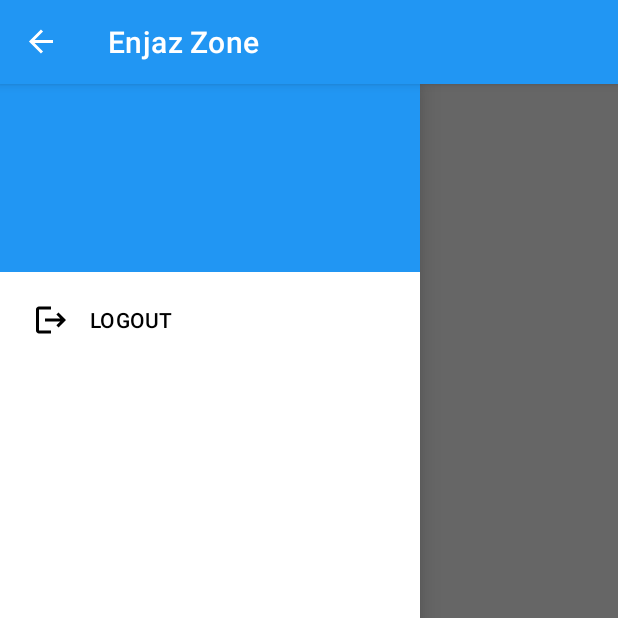
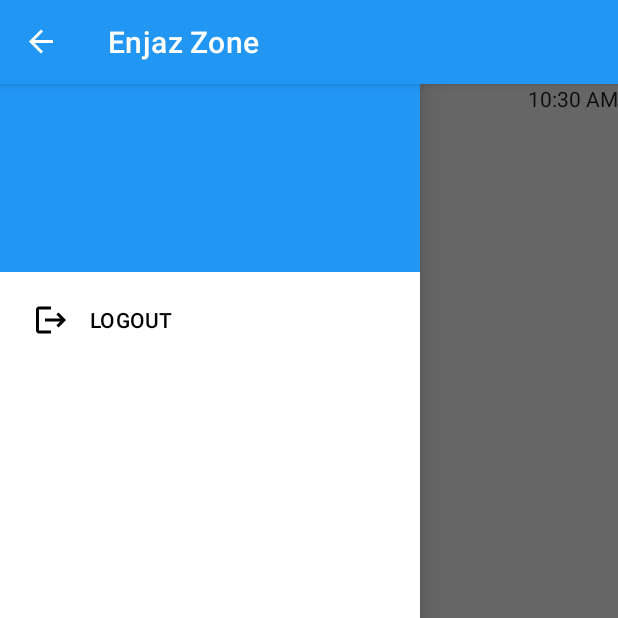
Before and after one commit to Tuwaiq-Jeddah-Kotlin-1/EnjazZoneApp, an Android app: the ToDoFragment screen opened through its navigation route, with the side drawer open, on a phone screen of 412 x 824 dp, the top half of it. Run offline under Robolectric (Android 15) with nearby library versions, the phone set to English and light mode, and no system bars; our stand-ins replace Firebase (no records; nobody signed in at launch, a user with empty details on screens opened directly), navigation-ui.

Commit message:
Third Commit: Adding two text views: one for date and another for the time

```diff
--- a/app/build.gradle
+++ b/app/build.gradle
@@ -14,7 +14,7 @@ android {
 
     defaultConfig {
         applicationId "com.tuwaiq.enjazzoneapp"
-        minSdk 23
+        minSdk 24
         targetSdk 31
         versionCode 1
         versionName "1.0"
--- a/app/src/main/java/com/tuwaiq/enjazzoneapp/ui/calendar_view/CalendarViewModel.kt
+++ b/app/src/main/java/com/tuwaiq/enjazzoneapp/ui/calendar_view/CalendarViewModel.kt
@@ -6,8 +6,10 @@ import androidx.lifecycle.ViewModel
 
 class CalendarViewModel : ViewModel() {
 
-/*    private val _text = MutableLiveData<String>().apply {
+
+    private val _text = MutableLiveData<String>().apply {
         value = "This is Calendar (Appointments & Later Tasks) Fragment"
     }
-    val text: LiveData<String> = _text*/
+    val text: LiveData<String> = _text
+
 }
--- a/app/src/main/java/com/tuwaiq/enjazzoneapp/ui/todo/ToDoFragment.kt
+++ b/app/src/main/java/com/tuwaiq/enjazzoneapp/ui/todo/ToDoFragment.kt
@@ -3,27 +3,20 @@ package com.tuwaiq.enjazzoneapp.ui.todo
 import android.os.Bundle
 import android.text.Editable
 import android.text.TextWatcher
-import android.util.Log
 import android.view.LayoutInflater
 import android.view.View
 import android.view.ViewGroup
-import android.widget.EditText
-import android.widget.ImageButton
-import android.widget.TextView
-import android.widget.Toast
+import android.widget.*
 import androidx.fragment.app.Fragment
 import androidx.lifecycle.ViewModelProvider
 import androidx.recyclerview.widget.LinearLayoutManager
 import androidx.recyclerview.widget.RecyclerView
-import com.google.firebase.firestore.DocumentChange
-import com.google.firebase.firestore.EventListener
 import com.google.firebase.firestore.FirebaseFirestore
-import com.google.firebase.firestore.FirebaseFirestoreException
-import com.google.firebase.firestore.QuerySnapshot
 import com.google.firebase.firestore.ktx.firestore
 import com.google.firebase.ktx.Firebase
 import com.tuwaiq.enjazzoneapp.R
 import com.tuwaiq.enjazzoneapp.data.TasksDataClass
+import java.text.SimpleDateFormat
 import java.util.*
 import kotlin.collections.ArrayList
 
@@ -33,6 +26,8 @@ const val welcomingMessageString = "Plan your day, Achieve more!"
 //lateinit var todoRecyclerView: RecyclerView
 
 class ToDoFragment : Fragment() {
+    private lateinit var todaysDateTV: TextView
+    private lateinit var digitalTextClock: TextClock
     private lateinit var todoRecyclerView: RecyclerView
     private lateinit var toDoViewModel: ToDoViewModel //by viewModels()
     private lateinit var enterTaskET: EditText
@@ -53,6 +48,26 @@ class ToDoFragment : Fragment() {
 
     override fun onViewCreated(view: View, savedInstanceState: Bundle?) {
         super.onViewCreated(view, savedInstanceState)
+
+        todaysDateTV = view.findViewById(R.id.tvTodaysDetailedDate)
+        todaysDateTV.text = getTodayDetailedDate()
+//        todaysDateTV.text = Calendar.getInstance().time.toString() //Sun Jan 09 11:18:34 GMT+03:00 2022
+
+        digitalTextClock = view.findViewById(R.id.tvDigitalClock)
+/*        digitalTextClock.format24Hour = HH:mm
+        digitalTextClock.format12Hour = h:mm a*/
+        digitalTextClock.setOnClickListener {
+            println("format24Hour ${digitalTextClock.format24Hour}\nformat12Hour ${digitalTextClock.format12Hour}")
+            if (digitalTextClock.format24Hour == "HH:mm" || digitalTextClock.format12Hour == "h:mm") {
+                digitalTextClock.format24Hour = "h:mm"
+                digitalTextClock.format12Hour = "HH:mm"
+            }else {
+                digitalTextClock.format24Hour = "HH:mm"
+                digitalTextClock.format12Hour = "h:mm a"
+            }
+        }
+
+        //todaysDateTV.text = Date.getCurrentDateTime().toString("yyyy/MM/dd HH:mm:ss")
         todoRecyclerView = view.findViewById(R.id.rvTodo)
         //todoRecyclerView.setHasFixedSize(true)
         tasksArrayList = arrayListOf()
@@ -89,23 +104,15 @@ class ToDoFragment : Fragment() {
 
         enterTaskET.addTextChangedListener(object : TextWatcher {
             override fun beforeTextChanged(s: CharSequence?, start: Int, count: Int, after: Int) {
-                //if(enterTaskET.text.isNotBlank())sendIB.isEnabled = true
-                /*if(enterTaskET.text.isNotBlank())sendIB.isEnabled = true
-                else sendIB.isEnabled = false*/
                 sendIB.isEnabled = enterTaskET.text.isNotBlank()
-                //if (enterTaskET.text.isNotBlank()) toDoViewModel.vmTaskTitle = enterTaskET.text.toString()
             }
 
             override fun onTextChanged(s: CharSequence?, start: Int, before: Int, count: Int) {
-                //if(enterTaskET.text.isNotBlank())sendIB.isEnabled = true
                 sendIB.isEnabled = enterTaskET.text.isNotBlank()
-                //if (enterTaskET.text.isNotBlank()) toDoViewModel.vmTaskTitle = enterTaskET.text.toString()
             }
 
             override fun afterTextChanged(s: Editable?) {
-                //if(enterTaskET.text.isNotBlank())sendIB.isEnabled = true
                 sendIB.isEnabled = enterTaskET.text.isNotBlank()
-                //if (enterTaskET.text.isNotBlank()) toDoViewModel.vmTaskTitle = enterTaskET.text.toString()
             }
         })
 
@@ -166,3 +173,8 @@ fun welcomeText(taskList: List<TasksDataClass>, tvWelcomeText: TextView) {
     if (taskList.isEmpty()) tvWelcomeText.visibility = View.VISIBLE
     else tvWelcomeText.visibility = View.GONE
 }
+
+fun getTodayDetailedDate (time:Date = Calendar.getInstance().time) :String {
+    val formatter = SimpleDateFormat("EEEE: D MMM YYYY")
+    return formatter.format(time)
+}
--- a/app/src/main/res/layout/fragment_to_do.xml
+++ b/app/src/main/res/layout/fragment_to_do.xml
@@ -7,6 +7,27 @@
     android:layout_height="match_parent"
     android:orientation="vertical"
     tools:context=".ui.todo.ToDoFragment">
+
+    <TextView
+            android:hint="Today's Date"
+            android:layout_width="0dp"
+            android:layout_height="wrap_content"
+            android:id="@+id/tvTodaysDetailedDate"
+            app:layout_constraintTop_toTopOf="parent"
+            app:layout_constraintEnd_toStartOf="@+id/tvDigitalClock"
+            app:layout_constraintStart_toStartOf="parent"
+            app:layout_constraintBottom_toTopOf="@+id/rvTodo" />
+
+    <android.widget.TextClock
+            android:hint="Digital Clock"
+            android:layout_width="0dp"
+            android:layout_height="wrap_content"
+            android:id="@+id/tvDigitalClock"
+            android:textAlignment="viewEnd"
+            app:layout_constraintStart_toEndOf="@+id/tvTodaysDetailedDate"
+            app:layout_constraintTop_toTopOf="parent"
+            app:layout_constraintEnd_toEndOf="parent"
+            app:layout_constraintBottom_toTopOf="@+id/rvTodo"/>
 
     <TextView
         android:id="@+id/tvWelcomingMessage"
@@ -28,7 +49,8 @@
             app:layout_constraintBottom_toTopOf="@id/enterATaskET"
             app:layout_constraintEnd_toEndOf="parent"
             app:layout_constraintStart_toStartOf="parent"
-        app:layout_constraintTop_toTopOf="parent">
+            app:layout_constraintTop_toBottomOf="@+id/tvTodaysDetailedDate"
+            app:layout_constraintHorizontal_bias="0.0">
 
 
     </androidx.recyclerview.widget.RecyclerView>
```
Also changed, not shown: app/src/main/java/com/tuwaiq/enjazzoneapp/ui/calendar_view/CalendarFragment.kt (line endings or trailing spaces), 86 other files. Lines whose indentation alone changed are shown as unchanged.
